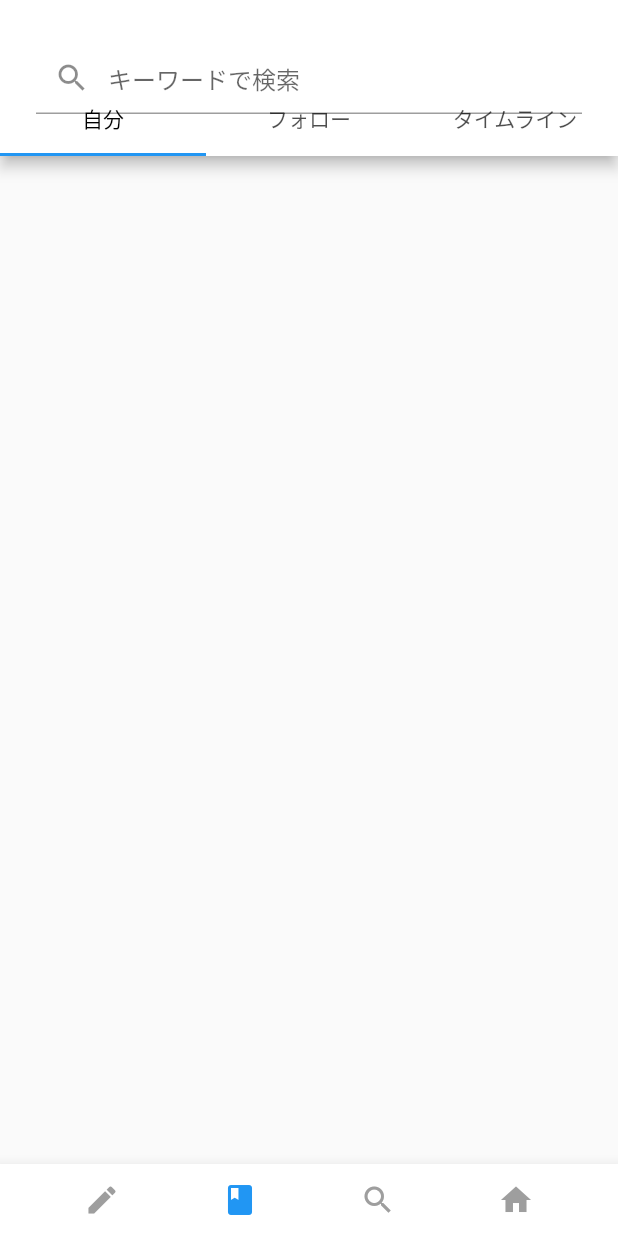
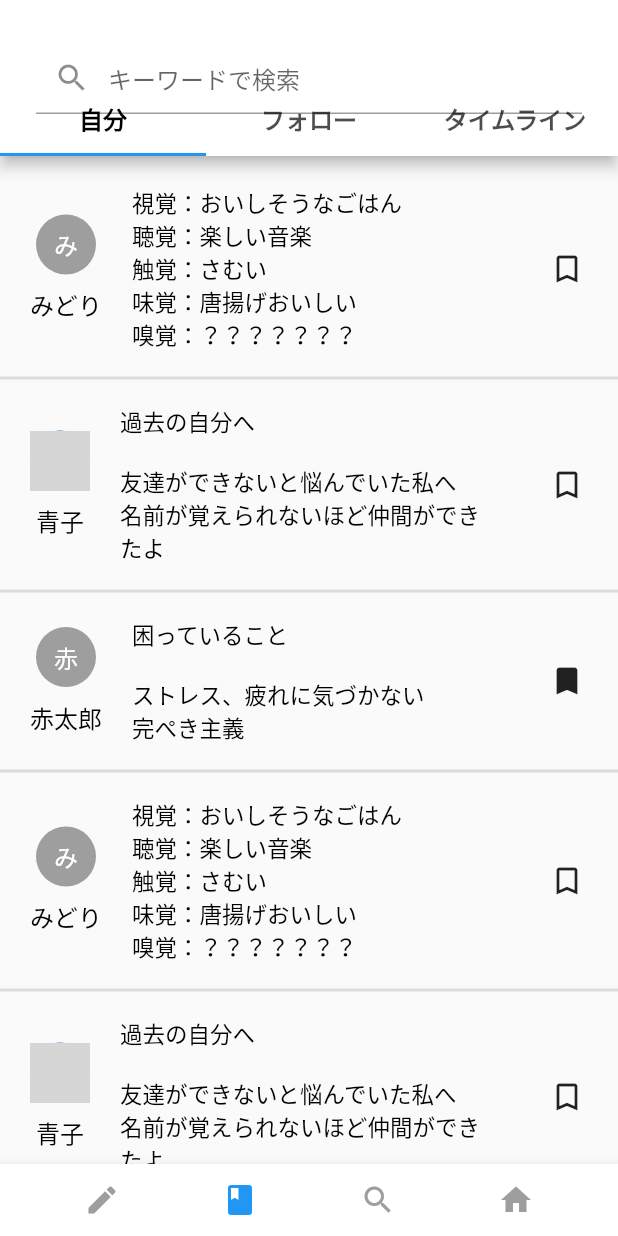
Before and after one commit to flutteruniv/omurice, a Flutter app: the screen it shows after launch, after a tap on "ほかの人の日記を見る", on a phone screen of 412 x 824 dp. Run offline on Flutter 3.47's test engine with Material 2 defaults, Android fonts, the phone set to English and light mode, and no system bars; network calls fail; grey boxes are pictures that could not be loaded.

Commit message:
日記閲覧画面にてダミーデータを表示 レイアウトを調整

```diff
--- a/lib/diaryList.dart
+++ b/lib/diaryList.dart
@@ -1,4 +1,5 @@
 import 'package:flutter/material.dart';
+import 'package:omurice/diaryListItem.dart';
 
 class DiaryList extends StatelessWidget {
   const DiaryList({Key? key, required this.mode}) : super(key: key);
@@ -7,7 +8,24 @@ class DiaryList extends StatelessWidget {
 
   @override
   Widget build(BuildContext context) {
-    return Text("");
+    return ListView.separated(
+      padding: const EdgeInsets.fromLTRB(0, 10, 0, 0),
+      itemBuilder: (context, index) {
+        return DiaryListItem(
+          userName: dummyDiaryDataList[index].userName,
+          avatarUrl: dummyDiaryDataList[index].avatarUrl,
+          diaryText: dummyDiaryDataList[index].diaryText,
+          isBookmarked: dummyDiaryDataList[index].isBookmarked,
+          onTapBookmark: () {},
+        );
+      },
+      separatorBuilder: (context, index) {
+        return const Divider(
+          thickness: 2,
+        );
+      },
+      itemCount: dummyDiaryDataList.length,
+    );
   }
 }
 
@@ -16,3 +34,49 @@ enum Mode {
   follow,
   timeline,
 }
+
+List<DiaryData> dummyDiaryDataList = makeDummyList();
+const dummyDiaryDataListBase = [
+  DiaryData(
+    userName: "みどり",
+    avatarUrl: null,
+    diaryText: "視覚：おいしそうなごはん\n聴覚：楽しい音楽\n触覚：さむい\n味覚：唐揚げおいしい\n嗅覚：？？？？？？？",
+    isBookmarked: false,
+  ),
+  DiaryData(
+    userName: "青子",
+    avatarUrl: dummyAvatarUrl,
+    diaryText: "過去の自分へ\n\n友達ができないと悩んでいた私へ\n名前が覚えられないほど仲間ができたよ",
+    isBookmarked: false,
+  ),
+  DiaryData(
+    userName: "赤太郎",
+    avatarUrl: null,
+    diaryText: "困っていること\n\nストレス、疲れに気づかない\n完ぺき主義",
+    isBookmarked: true,
+  ),
+];
+
+List<DiaryData> makeDummyList() {
+  List<DiaryData> list = [];
+  for (var i = 0; i < 100; i++) {
+    list.addAll(dummyDiaryDataListBase);
+  }
+  return list;
+}
+
+const dummyAvatarUrl =
+    "https://1.bp.blogspot.com/-pzkUACogq0E/X5OcHr5ZnSI/AAAAAAABb5Q/xb-j2PQXgu03_vypUL1XNOYv4bhpWEFgQCNcBGAsYHQ/s180-c/bird_mameruriha_inko_blue.png";
+
+class DiaryData {
+  const DiaryData({
+    required this.userName,
+    this.avatarUrl,
+    required this.diaryText,
+    required this.isBookmarked,
+  });
+  final String userName;
+  final String? avatarUrl;
+  final String diaryText;
+  final bool isBookmarked;
+}
--- /dev/null
+++ b/lib/diaryListItem.dart
@@ -0,0 +1,80 @@
+import 'package:flutter/material.dart';
+
+class DiaryListItem extends StatelessWidget {
+  const DiaryListItem({
+    Key? key,
+    required this.userName,
+    this.avatarUrl,
+    required this.diaryText,
+    required this.isBookmarked,
+    required this.onTapBookmark,
+  }) : super(key: key);
+
+  final String userName;
+  final String? avatarUrl;
+  final String diaryText;
+  final bool isBookmarked;
+  final VoidCallback onTapBookmark;
+
+  @override
+  Widget build(BuildContext context) {
+    return SizedBox(
+      child: Row(
+        children: [
+          Padding(
+            padding: const EdgeInsets.fromLTRB(20, 0, 20, 0),
+            child: Column(
+              children: [
+                avatarUrl != null
+                    ? CircleAvatar(
+                        backgroundImage: NetworkImage(avatarUrl!),
+                      )
+                    : CircleAvatar(
+                        backgroundColor: Colors.grey,
+                        child: Text(
+                          userName.isNotEmpty ? userName[0] : "NaN",
+                          style: const TextStyle(
+                            color: Colors.white,
+                          ),
+                        ),
+                      ),
+                const SizedBox(height: 8),
+                Text(
+                  userName,
+                  style: const TextStyle(
+                    color: Colors.black,
+                    fontSize: 16,
+                  ),
+                ),
+              ],
+            ),
+          ),
+          Expanded(
+            child: Padding(
+              padding: const EdgeInsets.fromLTRB(0, 10, 20, 10),
+              child: SizedBox(
+                width: double.infinity,
+                child: Text(
+                  diaryText,
+                  style: const TextStyle(
+                    color: Colors.black,
+                    fontSize: 15,
+                  ),
+                ),
+              ),
+            ),
+          ),
+          Padding(
+            padding: const EdgeInsets.all(10),
+            child: IconButton(
+              icon: Icon(
+                isBookmarked ? Icons.bookmark : Icons.bookmark_border,
+              ),
+              onPressed: onTapBookmark,
+            ),
+          ),
+        ],
+      ),
+    );
+  }
+}
--- a/lib/diaryView.dart
+++ b/lib/diaryView.dart
@@ -16,6 +16,7 @@ class DiaryView extends StatelessWidget {
           onTap: focusNode.requestFocus,
           child: Scaffold(
             appBar: AppBar(
+              elevation: 4,
               backgroundColor: Colors.white,
               automaticallyImplyLeading: false,
               flexibleSpace: const Center(
@@ -27,10 +28,14 @@ class DiaryView extends StatelessWidget {
                 ),
               ),
               bottom: TabBar(
+                labelColor: Colors.black,
+                labelStyle: const TextStyle(
+                  fontSize: 16,
+                  fontWeight: FontWeight.bold,
+                ),
                 onTap: (value) => {
                   focusNode.requestFocus(),
                 },
-                labelColor: Colors.black,
                 tabs: const [
                   Tab(text: "自分"),
                   Tab(text: "フォロー"),
```
